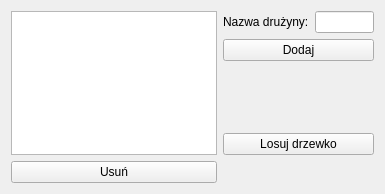
Old version of the form qtdesignerfiles/druzyny.ui in the repository Unknown22/Tournament-Manager.
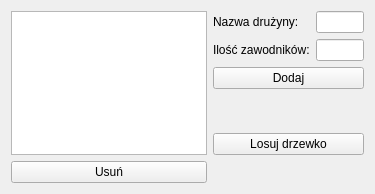
New version of the form.

Commit message: Ukończono okno edycji drużyny dodano panel edycji zawodników

Patch:
```diff
--- a/qtdesignerfiles/druzyny.ui
+++ b/qtdesignerfiles/druzyny.ui
@@ -6,7 +6,7 @@
    <rect>
     <x>0</x>
     <y>0</y>
-    <width>385</width>
+    <width>375</width>
     <height>194</height>
    </rect>
   </property>
@@ -14,7 +14,14 @@
    <string>Drużyny</string>
   </property>
   <layout class="QGridLayout" name="gridLayout">
-   <item row="0" column="0" rowspan="4">
+   <item row="5" column="0">
+    <widget class="QPushButton" name="pushButton_usun">
+     <property name="text">
+      <string>Usuń</string>
+     </property>
+    </widget>
+   </item>
+   <item row="0" column="0" rowspan="5">
     <widget class="QListWidget" name="listWidget">
      <property name="minimumSize">
       <size>
@@ -24,12 +31,21 @@
      </property>
     </widget>
    </item>
-   <item row="4" column="0">
-    <widget class="QPushButton" name="pushButton_usun">
-     <property name="text">
-      <string>Usuń</string>
+   <item row="3" column="2">
+    <spacer name="verticalSpacer_2">
+     <property name="orientation">
+      <enum>Qt::Vertical</enum>
      </property>
-    </widget>
+     <property name="sizeHint" stdset="0">
+      <size>
+       <width>20</width>
+       <height>40</height>
+      </size>
+     </property>
+    </spacer>
+   </item>
+   <item row="0" column="2">
+    <widget class="QLineEdit" name="lineEdit"/>
    </item>
    <item row="0" column="1">
     <widget class="QLabel" name="label">
@@ -38,49 +54,43 @@
      </property>
     </widget>
    </item>
-   <item row="0" column="2">
-    <widget class="QLineEdit" name="lineEdit"/>
-   </item>
-   <item row="5" column="0">
-    <spacer name="verticalSpacer">
-     <property name="orientation">
-      <enum>Qt::Vertical</enum>
-     </property>
-     <property name="sizeHint" stdset="0">
-      <size>
-       <width>20</width>
-       <height>40</height>
-      </size>
-     </property>
-    </spacer>
-   </item>
-   <item row="2" column="2">
-    <spacer name="verticalSpacer_2">
-     <property name="orientation">
-      <enum>Qt::Vertical</enum>
-     </property>
-     <property name="sizeHint" stdset="0">
-      <size>
-       <width>20</width>
-       <height>40</height>
-      </size>
-     </property>
-    </spacer>
-   </item>
-   <item row="1" column="1" colspan="2">
+   <item row="2" column="1" colspan="2">
     <widget class="QPushButton" name="pushButton_dodaj">
      <property name="text">
       <string>Dodaj</string>
      </property>
     </widget>
    </item>
-   <item row="3" column="1" colspan="2">
+   <item row="6" column="0">
+    <spacer name="verticalSpacer">
+     <property name="orientation">
+      <enum>Qt::Vertical</enum>
+     </property>
+     <property name="sizeHint" stdset="0">
+      <size>
+       <width>20</width>
+       <height>40</height>
+      </size>
+     </property>
+    </spacer>
+   </item>
+   <item row="4" column="1" colspan="2">
     <widget class="QPushButton" name="pushButton_losuj_drzewko">
      <property name="text">
       <string>Losuj drzewko</string>
      </property>
     </widget>
    </item>
+   <item row="1" column="1">
+    <widget class="QLabel" name="label_2">
+     <property name="text">
+      <string>Ilość zawodników:</string>
+     </property>
+    </widget>
+   </item>
+   <item row="1" column="2">
+    <widget class="QLineEdit" name="lineEdit_2"/>
+   </item>
   </layout>
  </widget>
  <resources/>
```
The commit also changes 11 other files.
